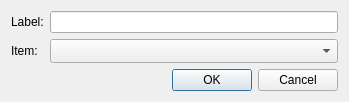
First picture: the form in scribus/ui/mark2item.ui, repository scribusproject/scribus, before the edit.
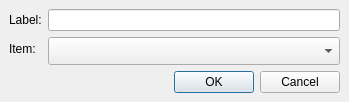
Second picture: the form after the edit.

Commit message: #16467: Unify margins and spacing for dialogs, set 6 <bubu>

```diff
--- a/scribus/ui/mark2item.ui
+++ b/scribus/ui/mark2item.ui
@@ -26,6 +26,18 @@
    <string>Dialog</string>
   </property>
   <layout class="QGridLayout" name="gridLayout">
+   <property name="leftMargin">
+    <number>9</number>
+   </property>
+   <property name="topMargin">
+    <number>9</number>
+   </property>
+   <property name="rightMargin">
+    <number>9</number>
+   </property>
+   <property name="bottomMargin">
+    <number>9</number>
+   </property>
    <item row="0" column="0">
     <layout class="QFormLayout" name="formLayout">
      <property name="fieldGrowthPolicy">
```
The commit also changes 5 other files.
